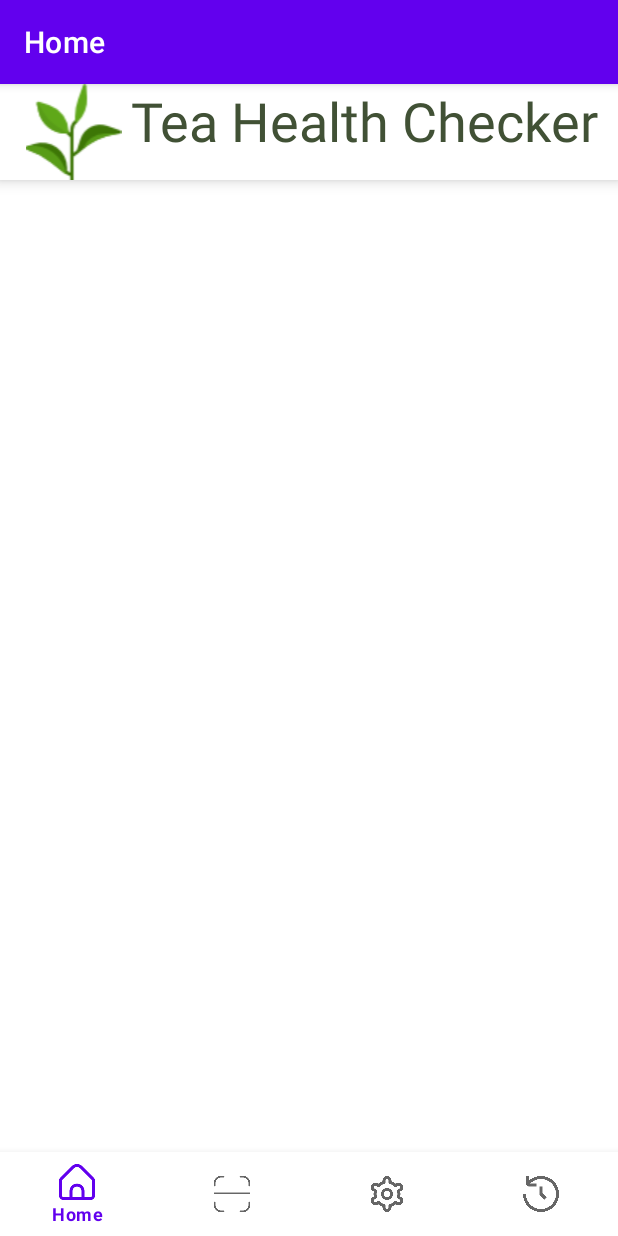
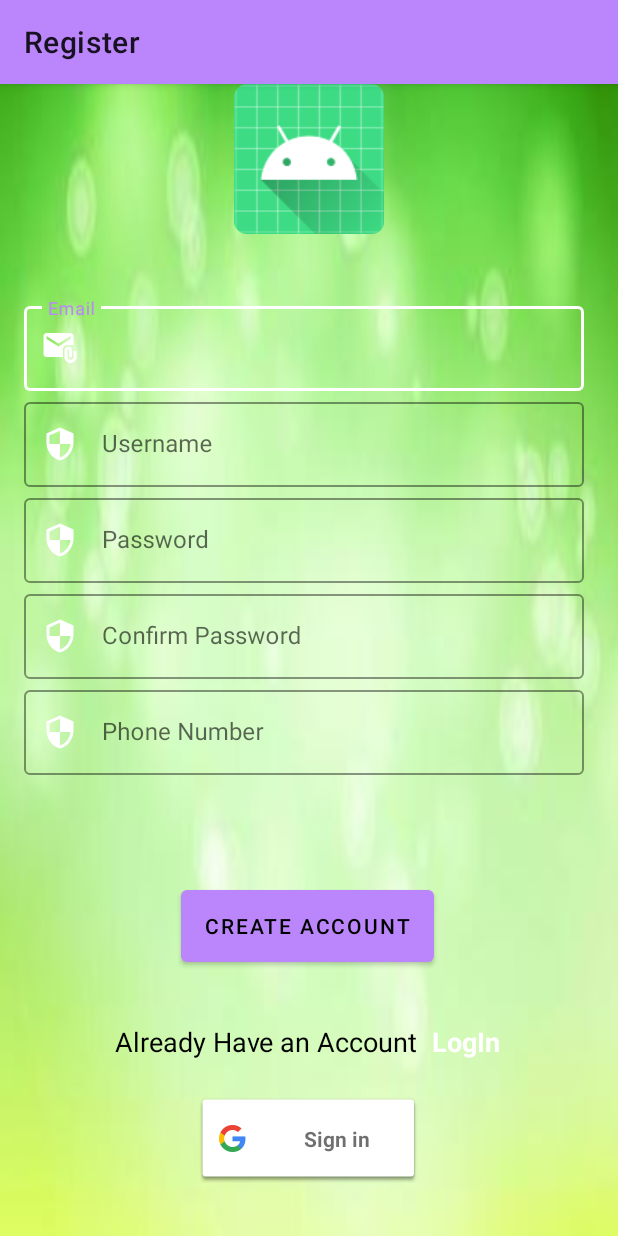
Before and after one commit to sohan16/TeaLDD, an Android app: the screen it shows after launch (MainActivity before the commit, RegisterActivity after it), on a phone screen of 412 x 824 dp. Run offline under Robolectric (Android 15) with nearby library versions, the phone set to English and light mode, and no system bars; our stand-ins replace Firebase (no records; nobody signed in at launch, a user with empty details on screens opened directly); Roboto replaces fonts that are not available here.

Commit message:
Solved Crashed with email and phone number authentication

```diff
--- /dev/null
+++ b/app/src/main/res/drawable/ic_email.xml
@@ -0,0 +1,6 @@
+<vector android:height="24dp" android:tint="#000000"
+    android:viewportHeight="24" android:viewportWidth="24"
+    android:width="24dp" xmlns:android="http://schemas.android.com/apk/res/android">
+    <path android:fillColor="@android:color/white" android:pathData="M21,10V4c0,-1.1 -0.9,-2 -2,-2H3C1.9,2 1.01,2.9 1.01,4L1,16c0,1.1 0.9,2 2,2h11v-5c0,-1.66 1.34,-3 3,-3H21zM11,11L3,6V4l8,5l8,-5v2L11,11z"/>
+    <path android:fillColor="@android:color/white" android:pathData="M21,14v4c0,1.1 -0.9,2 -2,2s-2,-0.9 -2,-2v-4.5c0,-0.28 0.22,-0.5 0.5,-0.5s0.5,0.22 0.5,0.5V18h2v-4.5c0,-1.38 -1.12,-2.5 -2.5,-2.5S15,12.12 15,13.5V18c0,2.21 1.79,4 4,4s4,-1.79 4,-4v-4H21z"/>
+</vector>
--- /dev/null
+++ b/app/src/main/res/drawable/pass_icon.xml
@@ -0,0 +1,5 @@
+<vector android:height="24dp" android:tint="#000000"
+    android:viewportHeight="24" android:viewportWidth="24"
+    android:width="24dp" xmlns:android="http://schemas.android.com/apk/res/android">
+    <path android:fillColor="@android:color/white" android:pathData="M12,1L3,5v6c0,5.55 3.84,10.74 9,12 5.16,-1.26 9,-6.45 9,-12L21,5l-9,-4zM12,11.99h7c-0.53,4.12 -3.28,7.79 -7,8.94L12,12L5,12L5,6.3l7,-3.11v8.8z"/>
+</vector>
--- /dev/null
+++ b/app/src/main/res/layout/activity_register.xml
@@ -0,0 +1,199 @@
+<?xml version="1.0" encoding="utf-8"?>
+<androidx.constraintlayout.widget.ConstraintLayout
+    xmlns:android="http://schemas.android.com/apk/res/android"
+    xmlns:tools="http://schemas.android.com/tools"
+    xmlns:app="http://schemas.android.com/apk/res-auto"
+    android:layout_width="match_parent"
+    android:layout_height="match_parent"
+    tools:context=".RegisterActivity"
+    android:background="@drawable/im_bg">
+
+    <!--    Your application icon-->
+    <com.google.android.material.imageview.ShapeableImageView
+        android:id="@+id/shapeableImageView"
+        android:layout_width="100dp"
+        android:layout_height="100dp"
+        android:src="@mipmap/ic_launcher"
+        app:layout_constraintEnd_toEndOf="parent"
+        app:layout_constraintStart_toStartOf="parent"
+        app:layout_constraintTop_toTopOf="parent"
+        app:layout_constraintVertical_bias="0.05"
+        />
+
+    <LinearLayout
+        android:layout_width="405dp"
+        android:layout_height="365dp"
+        android:minHeight="300dp"
+        android:orientation="vertical"
+        app:layout_constraintBottom_toBottomOf="parent"
+        app:layout_constraintStart_toStartOf="parent"
+        app:layout_constraintTop_toTopOf="parent"
+        app:layout_constraintVertical_bias="0.35">
+
+        <!--        Email Input Field-->
+        <com.google.android.material.textfield.TextInputLayout
+            style="@style/Widget.MaterialComponents.TextInputLayout.OutlinedBox"
+            android:layout_width="match_parent"
+            android:layout_height="wrap_content"
+            android:layout_marginHorizontal="16dp"
+            android:layout_marginTop="2dp"
+            android:hint="@string/email"
+            app:boxStrokeColor="@color/white"
+            app:startIconDrawable="@drawable/ic_email"
+            app:startIconTint="@color/white">
+
+            <com.google.android.material.textfield.TextInputEditText
+                android:id="@+id/emailRegister"
+                android:layout_width="match_parent"
+                android:layout_height="match_parent"
+                android:inputType="text"
+                android:maxLength="40"
+                android:singleLine="true" />
+        </com.google.android.material.textfield.TextInputLayout>
+
+
+        <!--        Username Input Field-->
+        <com.google.android.material.textfield.TextInputLayout
+            style="@style/Widget.MaterialComponents.TextInputLayout.OutlinedBox"
+            android:layout_width="match_parent"
+            android:layout_height="wrap_content"
+            android:layout_marginHorizontal="16dp"
+            android:layout_marginTop="2dp"
+            android:hint="@string/username"
+            app:boxStrokeColor="@color/white"
+            app:startIconDrawable="@drawable/pass_icon"
+            app:startIconTint="@color/white">
+
+            <com.google.android.material.textfield.TextInputEditText
+                android:id="@+id/usernameRegister"
+                android:layout_width="match_parent"
+                android:layout_height="match_parent"
+                android:inputType="text"
+                android:maxLength="40"
+                android:singleLine="true" />
+        </com.google.android.material.textfield.TextInputLayout>
+
+        <!--        Password Input Field-->
+        <com.google.android.material.textfield.TextInputLayout
+            style="@style/Widget.MaterialComponents.TextInputLayout.OutlinedBox"
+            android:layout_width="match_parent"
+            android:layout_height="wrap_content"
+            android:layout_marginHorizontal="16dp"
+            android:layout_marginTop="2dp"
+            android:hint="@string/password"
+            app:boxStrokeColor="@color/white"
+            app:startIconDrawable="@drawable/pass_icon"
+            app:startIconTint="@color/white">
+
+            <com.google.android.material.textfield.TextInputEditText
+                android:id="@+id/passwordRegister"
+                android:layout_width="match_parent"
+                android:layout_height="match_parent"
+                android:inputType="textPassword"
+                android:maxLength="40"
+                android:singleLine="true" />
+        </com.google.android.material.textfield.TextInputLayout>
+
+        <!-- Confirm Password Input Field-->
+        <com.google.android.material.textfield.TextInputLayout
+            style="@style/Widget.MaterialComponents.TextInputLayout.OutlinedBox"
+            android:layout_width="match_parent"
+            android:layout_height="wrap_content"
+            android:layout_marginHorizontal="16dp"
+            android:layout_marginTop="2dp"
+            android:hint="@string/confirm_password"
+            app:boxStrokeColor="@color/white"
+            app:startIconDrawable="@drawable/pass_icon"
+            app:startIconTint="@color/white">
+
+            <com.google.android.material.textfield.TextInputEditText
+                android:id="@+id/confirmPasswordRegister"
+                android:layout_width="match_parent"
+                android:layout_height="wrap_content"
+                android:inputType="textPassword"
+                android:maxLength="40"
+                android:singleLine="true" />
+        </com.google.android.material.textfield.TextInputLayout>
+
+        <!-- Phone Number Input Field-->
+        <com.google.android.material.textfield.TextInputLayout
+            style="@style/Widget.MaterialComponents.TextInputLayout.OutlinedBox"
+            android:layout_width="match_parent"
+            android:layout_height="wrap_content"
+            android:layout_marginHorizontal="16dp"
+            android:layout_marginTop="2dp"
+            android:hint="@string/phone_number"
+            app:boxStrokeColor="@color/white"
+            app:startIconDrawable="@drawable/pass_icon"
+            app:startIconTint="@color/white">
+
+            <com.google.android.material.textfield.TextInputEditText
+                android:id="@+id/phoneNumber"
+                android:layout_width="match_parent"
+                android:layout_height="wrap_content"
+                android:inputType="numberDecimal"
+                android:maxLength="14"
+                android:singleLine="true" />
+        </com.google.android.material.textfield.TextInputLayout>
+
+    </LinearLayout>
+
+    <LinearLayout
+        android:id="@+id/loginLayout"
+        android:layout_width="match_parent"
+        android:layout_height="60dp"
+        android:orientation="horizontal"
+        app:layout_constraintBottom_toTopOf="@id/googleBtn"
+        app:layout_constraintEnd_toEndOf="parent"
+        app:layout_constraintStart_toStartOf="parent"
+        app:layout_constraintTop_toBottomOf="@id/createAccountBtn"
+        app:layout_constraintVertical_bias="0.80">
+
+        <TextView
+            android:layout_width="0dp"
+            android:layout_height="match_parent"
+            android:layout_weight="0.7"
+            android:gravity="end|center_vertical"
+            android:paddingHorizontal="10dp"
+            android:text="@string/already_have_account"
+            android:textColor="@color/black"
+            android:textSize="18sp" />
+
+        <TextView
+            android:id="@+id/loginTV"
+            android:layout_width="0dp"
+            android:layout_height="match_parent"
+            android:layout_weight="0.3"
+            android:gravity="center_vertical"
+            android:text="@string/login"
+            android:textColor="@color/white"
+            android:textSize="18sp"
+            android:textStyle="bold" />
+    </LinearLayout>
+
+
+    <!--    Create a New Account Button-->
+
+    <com.google.android.material.button.MaterialButton
+        android:id="@+id/createAccountBtn"
+        android:layout_width="wrap_content"
+        android:layout_height="60dp"
+        android:text="@string/create_account"
+        app:layout_constraintBottom_toBottomOf="parent"
+        app:layout_constraintEnd_toEndOf="parent"
+        app:layout_constraintHorizontal_bias="0.497"
+        app:layout_constraintStart_toStartOf="parent"
+        app:layout_constraintTop_toTopOf="parent"
+        app:layout_constraintVertical_bias="0.75" />
+
+    <com.google.android.gms.common.SignInButton
+        android:id="@+id/googleBtn"
+        android:layout_width="150dp"
+        android:layout_height="60dp"
+        app:layout_constraintBottom_toBottomOf="parent"
+        app:layout_constraintEnd_toEndOf="parent"
+        app:layout_constraintHorizontal_bias="0.498"
+        app:layout_constraintStart_toStartOf="parent"
+        app:layout_constraintTop_toTopOf="parent"
+        app:layout_constraintVertical_bias="0.95" />
+</androidx.constraintlayout.widget.ConstraintLayout>
--- a/app/src/main/res/values-night/themes.xml
+++ b/app/src/main/res/values-night/themes.xml
@@ -1,16 +1,16 @@
 <resources xmlns:tools="http://schemas.android.com/tools">
-    <!-- Base application theme. -->
+    <!-- Base application theme.
     <style name="Theme.TeaLDD" parent="Theme.MaterialComponents.DayNight.DarkActionBar">
-        <!-- Primary brand color. -->
+        Primary brand color.
         <item name="colorPrimary">@color/purple_200</item>
         <item name="colorPrimaryVariant">@color/purple_700</item>
         <item name="colorOnPrimary">@color/black</item>
-        <!-- Secondary brand color. -->
+         Secondary brand color.
         <item name="colorSecondary">@color/teal_200</item>
         <item name="colorSecondaryVariant">@color/teal_200</item>
         <item name="colorOnSecondary">@color/black</item>
-        <!-- Status bar color. -->
+         Status bar color.
         <item name="android:statusBarColor">?attr/colorPrimaryVariant</item>
-        <!-- Customize your theme here. -->
-    </style>
+        Customize your theme here.
+    </style> -->
 </resources>
--- a/app/src/main/res/values/strings.xml
+++ b/app/src/main/res/values/strings.xml
@@ -1,4 +1,4 @@
-<resources>
+<resources xmlns:tools="http://schemas.android.com/tools">
     <string name="app_name">TeaLDD</string>
     <string name="title_home">Home</string>
     <string name="title_scan">Scan</string>
@@ -17,5 +17,15 @@
     <string name="register">Register</string>
     <string name="login">LogIn</string>
     <string name="logo_description">Tea Health Checker Logo</string>
+    <string name="create_account">Create Account</string>
+    <string name="already_have_account">Already Have an Account</string>
+    <string name="password">Password\n</string>
+    <string name="email">Email</string>
+    <string name="username">Username</string>
+    <string name="phone_number">Phone Number</string>
+    <string name="confirm_password">Confirm Password</string>
+    <string name="dont_have_account">Don\'t Have an Account</string>
+    <string name="client_id" tools:ignore="TypographyDashes">109862838572-6u5bgk9v4o7th6nt8uecsjl3cja72jk4.apps.googleusercontent.com</string>
+
 
 </resources>
--- a/app/src/main/res/values/themes.xml
+++ b/app/src/main/res/values/themes.xml
@@ -1,16 +1,17 @@
 <resources xmlns:tools="http://schemas.android.com/tools">
     <!-- Base application theme. -->
-    <style name="Theme.TeaLDD" parent="Theme.MaterialComponents.DayNight.DarkActionBar">
+    <style name="Theme.TeaLDD" parent="Theme.MaterialComponents.Light">
         <!-- Primary brand color. -->
-        <item name="colorPrimary">@color/purple_500</item>
+        <item name="colorPrimary">@color/purple_200</item>
         <item name="colorPrimaryVariant">@color/purple_700</item>
-        <item name="colorOnPrimary">@color/white</item>
+        <item name="colorOnPrimary">@color/black</item>
         <!-- Secondary brand color. -->
         <item name="colorSecondary">@color/teal_200</item>
         <item name="colorSecondaryVariant">@color/teal_700</item>
         <item name="colorOnSecondary">@color/black</item>
         <!-- Status bar color. -->
         <item name="android:statusBarColor">?attr/colorPrimaryVariant</item>
+        <item name="android:forceDarkAllowed" tools:targetApi="q">false</item>
         <!-- Customize your theme here. -->
     </style>
 </resources>
--- a/build.gradle.kts
+++ b/build.gradle.kts
@@ -1,3 +1,8 @@
+buildscript {
+    dependencies {
+        classpath("com.google.gms:google-services:4.4.1")
+    }
+}
 // Top-level build file where you can add configuration options common to all sub-projects/modules.
 plugins {
     id("com.android.application") version "8.2.1" apply false
```
Also changed, not shown: app/build.gradle.kts (+8 -0 lines), app/src/main/AndroidManifest.xml (+12 -6 lines), app/src/main/java/com/example/tealdd/AboutUs.kt (+0 -7 lines), app/src/main/java/com/example/tealdd/LoginActivity.kt (added, +65 -0 lines), app/src/main/java/com/example/tealdd/MainActivity.kt (+11 -0 lines), app/src/main/java/com/example/tealdd/RegisterActivity.kt (added, +118 -0 lines), app/src/main/res/layout/activity_login.xml (added, +118 -0 lines), app/src/main/res/drawable/ic_username.png (added), app/src/main/res/drawable/im_bg.jpg (added), 1 other file.
